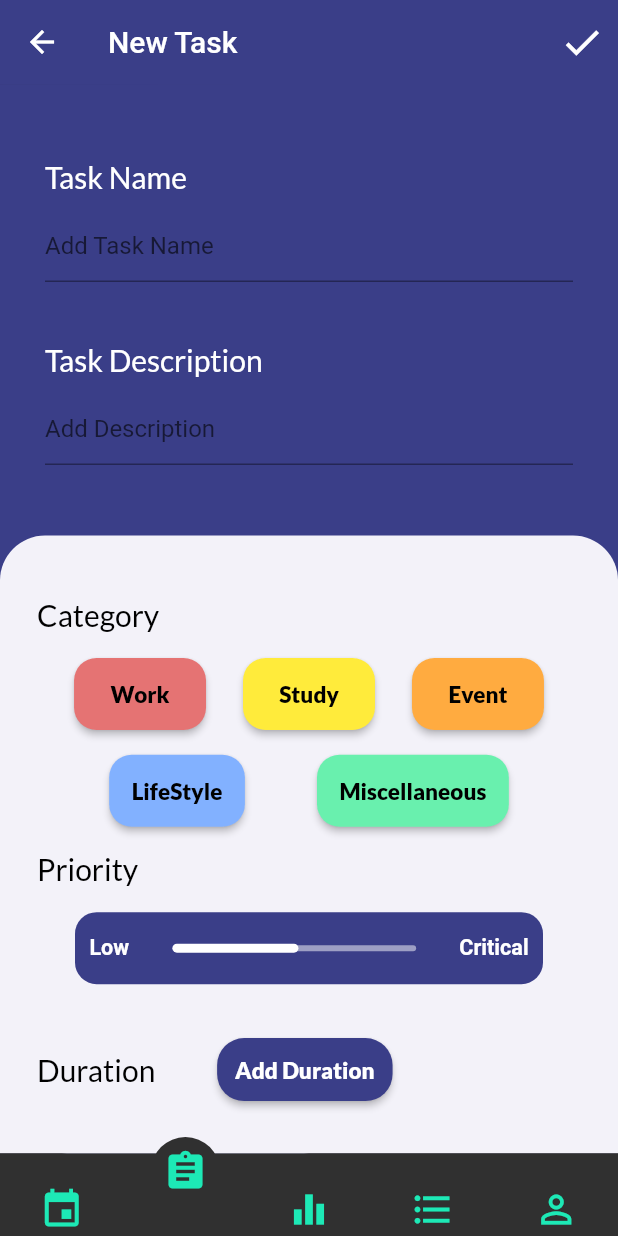
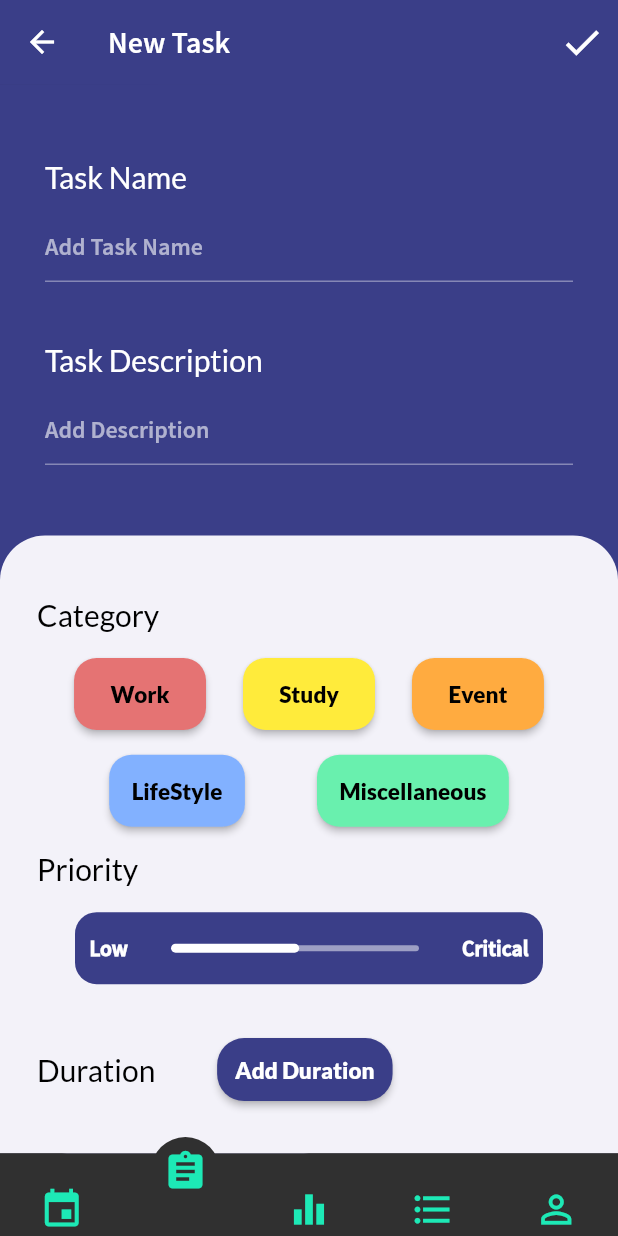
Before and after one commit to chwoozy/dayly, a Flutter app: the screen it shows once a user with an empty profile is signed in, item 2 of the bottom bar chosen, after a tap on "Add Task", on a phone screen of 412 x 824 dp. Run offline on Flutter 3.47's test engine with Material 2 defaults, Android fonts, the light colour scheme and no system bars; drawn by our look-alikes of curved_navigation_bar; our stand-ins replace cloud_firestore, email_validator, firebase_auth, firebase_storage, flutter_spinkit, flutter_svg and 8 more; missing offline and left inert: flutter_material_pickers, googleapis, syncfusion_flutter_core; accounts and stored records are empty.

Commit message:
added theme data

```diff
--- a/lib/pages/todo_list/select_time_screen.dart
+++ b/lib/pages/Schedule/select_time_screen.dart
@@ -1,5 +1,5 @@
 import 'package:dayly/models/schedulable.dart';
-import 'package:dayly/pages/todo_list/schedule_summary.dart';
+import 'package:dayly/pages/Schedule/schedule_summary.dart';
 import 'package:flutter/cupertino.dart';
 import 'package:flutter/material.dart';
 import 'package:google_fonts/google_fonts.dart';
--- a/lib/pages/Schedule/toschedule.dart
+++ b/lib/pages/Schedule/toschedule.dart
@@ -6,11 +6,24 @@ import 'package:dayly/models/task_data.dart';
 import 'package:dayly/models/user.dart';
 
 class ToSchedule extends StatelessWidget {
+  final ThemeData _themeData = ThemeData(
+    brightness: Brightness.dark,
+    buttonColor: Colors.tealAccent[400],
+    // appBarTheme: AppBarTheme(
+    //   color: Color(0xFF303030),
+    // ),
+    fontFamily: 'Falling',
+    floatingActionButtonTheme: FloatingActionButtonThemeData(
+      backgroundColor: Colors.tealAccent[400],
+    ),
+    accentColor: Colors.red[400],
+  );
   @override
   Widget build(BuildContext context) {
     return ChangeNotifierProvider(
       create: (context) => TaskData(),
       child: MaterialApp(
+        theme: _themeData,
         home: ScheduleScreen(),
       ),
     );
--- a/lib/pages/todo_list/tasks_screen.dart
+++ b/lib/pages/todo_list/tasks_screen.dart
@@ -1,7 +1,7 @@
 import 'package:dayly/components/constants.dart';
 import 'package:dayly/models/schedulable.dart';
-import 'package:dayly/pages/todo_list/select_schedulable_screen.dart';
-import 'package:dayly/pages/todo_list/select_time_screen.dart';
+import 'package:dayly/pages/Schedule/select_schedulable_screen.dart';
+import 'package:dayly/pages/Schedule/select_time_screen.dart';
 import 'package:dayly/services/database.dart';
 import 'package:flutter/material.dart';
 import 'package:dayly/components//tasks_list.dart';
@@ -317,11 +317,14 @@ class _TasksScreenState extends State<TasksScreen> {
               automaticallyImplyLeading: false,
               elevation: 0.1,
               //backgroundColor: Color.fromRGBO(64, 75, 96, .9),
-              backgroundColor: Color(0xFF3A3E88),
-              title: Text('ToDo-List'),
+              //backgroundColor: Color(0xFF3A3E88),
+              title: Text(
+                'ToDo-List',
+                style: TextStyle(fontSize: 20),
+              ),
             ),
             floatingActionButton: FloatingActionButton.extended(
-              backgroundColor: Color(0xFF3A3E88),
+              //backgroundColor: Color(0xFF3A3E88),
               onPressed: () {
                 Navigator.push(context,
                     MaterialPageRoute(builder: (context) => AddTaskScreen()));
@@ -331,14 +334,14 @@ class _TasksScreenState extends State<TasksScreen> {
             body: Stack(
               children: <Widget>[
                 Container(
-                  color: primaryBackgroundColor,
+                  //color: primaryBackgroundColor,
                   height: size.height,
                   width: size.width,
                 ),
                 Container(
                   height: size.height * .10,
                   decoration: BoxDecoration(
-                    color: Color(0xFF3A3E88),
+                    //color: Color(0xFF3A3E88),
                     borderRadius: BorderRadius.only(
                       topLeft: Radius.zero,
                       topRight: Radius.zero,
@@ -401,7 +404,7 @@ class _TasksScreenState extends State<TasksScreen> {
                           height: 120,
                           decoration: BoxDecoration(
                             borderRadius: BorderRadius.circular(22),
-                            color: Colors.white,
+                            //color: Colors.white,
                           ),
                           child: Row(
                             children: <Widget>[
--- a/lib/pages/todo_list/todo.dart
+++ b/lib/pages/todo_list/todo.dart
@@ -6,11 +6,25 @@ import 'package:dayly/models/task_data.dart';
 import 'package:dayly/models/user.dart';
 
 class ToDo extends StatelessWidget {
+  final ThemeData _themeData = ThemeData(
+    brightness: Brightness.dark,
+    buttonColor: Colors.tealAccent[400],
+    // appBarTheme: AppBarTheme(
+    //   color: Color(0xFF303030),
+    // ),
+    fontFamily: 'Falling',
+    floatingActionButtonTheme: FloatingActionButtonThemeData(
+      backgroundColor: Colors.tealAccent[400],
+    ),
+    accentColor: Colors.red[400],
+  );
+
   @override
   Widget build(BuildContext context) {
     return ChangeNotifierProvider(
       create: (context) => TaskData(),
       child: MaterialApp(
+        theme: _themeData,
         home: TasksScreen(),
       ),
     );
```
Also changed, not shown: lib/components/task_tile.dart (+4 -5 lines), lib/pages/Schedule/schedule_screen.dart (+11 -11 lines), lib/pages/Schedule/schedule_summary.dart (renamed from lib/pages/todo_list/schedule_summary.dart), lib/pages/Schedule/select_schedulable_screen.dart (renamed from lib/pages/todo_list/select_schedulable_screen.dart).
